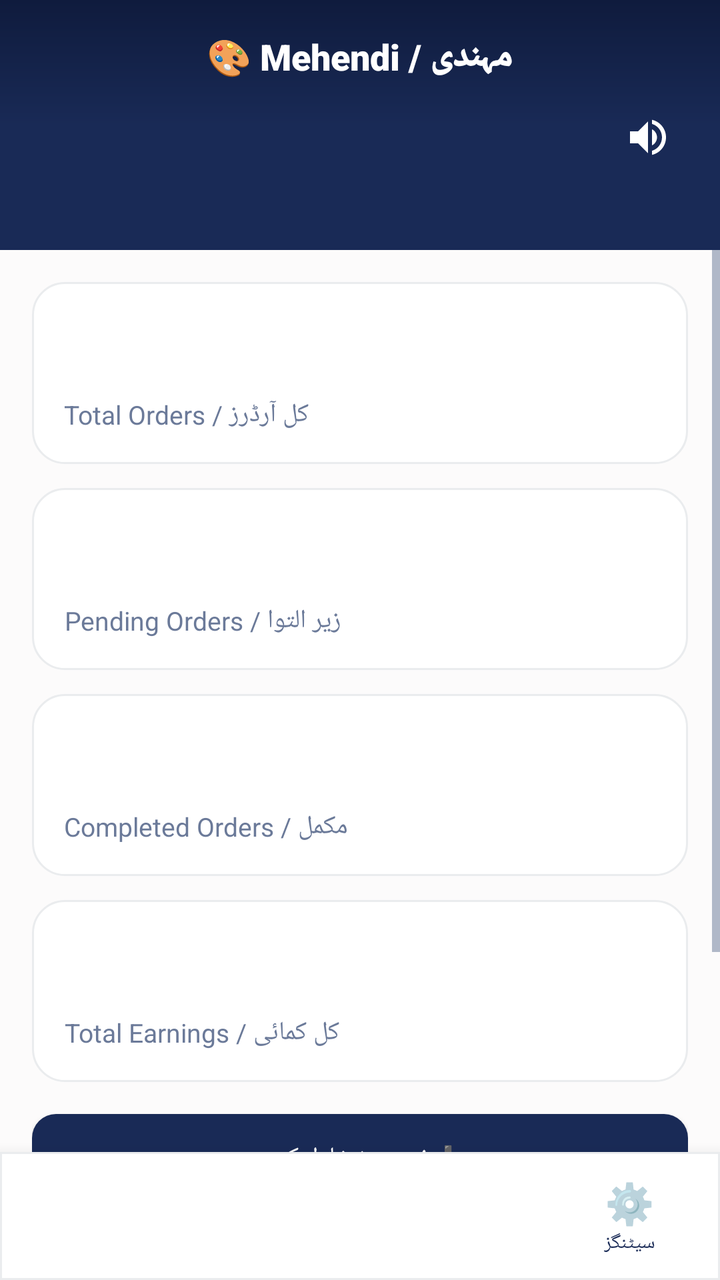
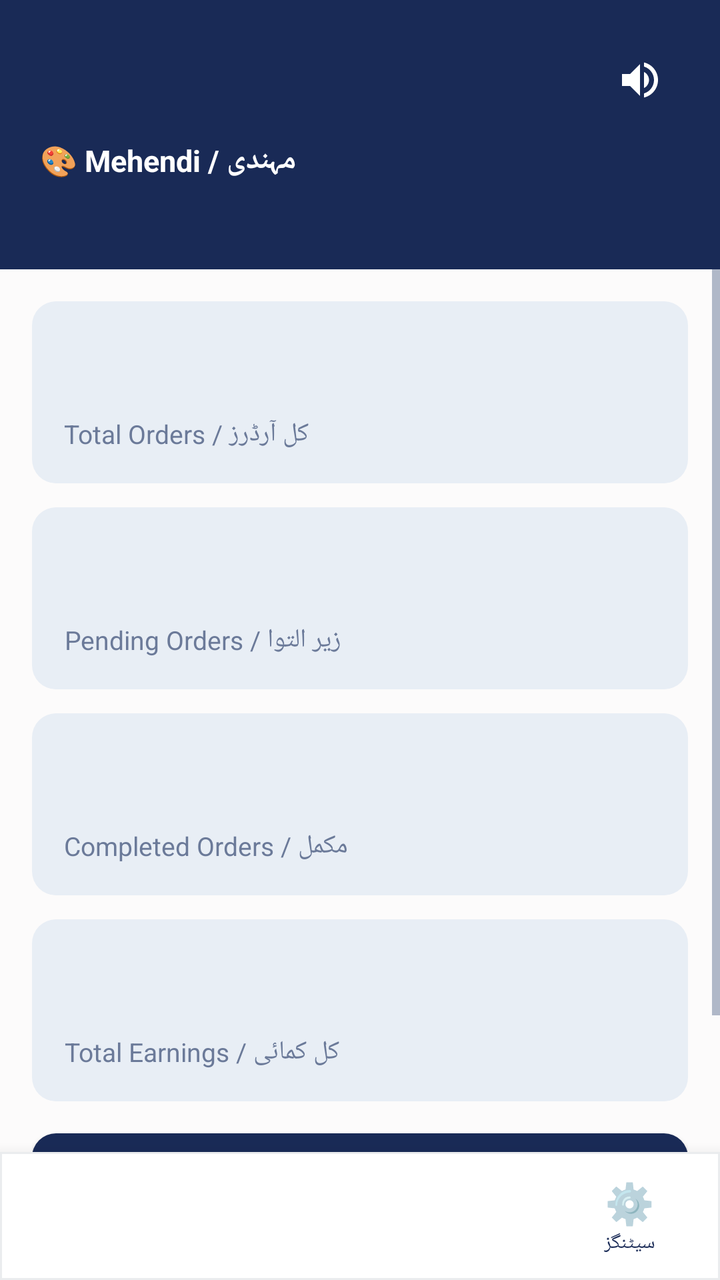

Compare the two renders of this Android layout. The source of the first and the diff that turns it into the second are given below.
<!-- AndroidManifest.xml: application theme Theme.SheEmpower -->
<!-- res/layout/activity_seller_dashboard.xml -->
<?xml version="1.0" encoding="utf-8"?>
<LinearLayout xmlns:android="http://schemas.android.com/apk/res/android"
    android:layout_width="match_parent"
    android:layout_height="match_parent"
    android:background="@color/background"
    android:orientation="vertical">

    <LinearLayout
        android:layout_width="match_parent"
        android:layout_height="0dp"
        android:layout_weight="1"
        android:orientation="vertical">

        
        <LinearLayout
            android:layout_width="match_parent"
            android:layout_height="wrap_content"
            android:background="@drawable/bg_skeu_header"
            android:padding="16dp"
            android:orientation="vertical">

            <TextView
                android:id="@+id/tvCategory"
                android:layout_width="wrap_content"
                android:layout_height="wrap_content"
                android:layout_gravity="center"
                android:textColor="#FFFFFF"
                android:textSize="18sp"
                android:fontFamily="sans-serif-black"
                android:text="🎨 Mehendi / مہندی" />

            <RelativeLayout
                android:layout_width="match_parent"
                android:layout_height="wrap_content"
                android:layout_marginTop="8dp">

                <TextView
                    android:id="@+id/tvWelcome"
                    android:layout_width="wrap_content"
                    android:layout_height="wrap_content"
                    android:textColor="#FFFFFF"
                    android:textSize="18sp"
                    android:fontFamily="sans-serif-bold" />

                <ImageButton
                    android:id="@+id/btnSpeaker"
                    android:layout_width="40dp"
                    android:layout_height="40dp"
                    android:layout_alignParentEnd="true"
                    android:layout_centerVertical="true"
                    android:background="?attr/selectableItemBackgroundBorderless"
                    android:src="@drawable/ic_speaker"
                    android:contentDescription="Speaker" />
            </RelativeLayout>

            <TextView
                android:id="@+id/tvStatus"
                android:layout_width="wrap_content"
                android:layout_height="wrap_content"
                android:textColor="@color/accent"
                android:textSize="12sp"
                android:fontFamily="sans-serif-medium"
                android:layout_marginTop="4dp" />
        </LinearLayout>

        
        <ScrollView
            android:layout_width="match_parent"
            android:layout_height="0dp"
            android:layout_weight="1">

            <LinearLayout
                android:layout_width="match_parent"
                android:layout_height="wrap_content"
                android:orientation="vertical"
                android:padding="16dp">

                
                <LinearLayout
                    android:layout_width="match_parent"
                    android:layout_height="wrap_content"
                    android:orientation="vertical"
                    android:background="@drawable/bg_skeu_card"
                    android:padding="16dp"
                    android:layout_marginBottom="12dp">

                    <TextView
                        android:id="@+id/tvTotalOrders"
                        android:layout_width="wrap_content"
                        android:layout_height="wrap_content"
                        android:textSize="28sp"
                        android:fontFamily="sans-serif-black"
                        android:textColor="@color/primary" />

                    <TextView
                        android:layout_width="wrap_content"
                        android:layout_height="wrap_content"
                        android:text="کل آرڈرز / Total Orders"
                        android:textSize="13sp"
                        android:textColor="@color/text_secondary"
                        android:layout_marginTop="4dp" />
                </LinearLayout>

                <LinearLayout
                    android:layout_width="match_parent"
                    android:layout_height="wrap_content"
                    android:orientation="vertical"
                    android:background="@drawable/bg_skeu_card"
                    android:padding="16dp"
                    android:layout_marginBottom="12dp">

                    <TextView
                        android:id="@+id/tvPendingOrders"
                        android:layout_width="wrap_content"
                        android:layout_height="wrap_content"
                        android:textSize="28sp"
                        android:fontFamily="sans-serif-black"
                        android:textColor="@color/warning_amber" />

                    <TextView
                        android:layout_width="wrap_content"
                        android:layout_height="wrap_content"
                        android:text="زیر التوا / Pending Orders"
                        android:textSize="13sp"
                        android:textColor="@color/text_secondary"
                        android:layout_marginTop="4dp" />
                </LinearLayout>

                <LinearLayout
                    android:layout_width="match_parent"
                    android:layout_height="wrap_content"
                    android:orientation="vertical"
                    android:background="@drawable/bg_skeu_card"
                    android:padding="16dp"
                    android:layout_marginBottom="12dp">

                    <TextView
                        android:id="@+id/tvCompletedOrders"
                        android:layout_width="wrap_content"
                        android:layout_height="wrap_content"
                        android:textSize="28sp"
                        android:fontFamily="sans-serif-black"
                        android:textColor="@color/success_green" />

                    <TextView
                        android:layout_width="wrap_content"
                        android:layout_height="wrap_content"
                        android:text="مکمل / Completed Orders"
                        android:textSize="13sp"
                        android:textColor="@color/text_secondary"
                        android:layout_marginTop="4dp" />
                </LinearLayout>

                <LinearLayout
                    android:layout_width="match_parent"
                    android:layout_height="wrap_content"
                    android:orientation="vertical"
                    android:background="@drawable/bg_skeu_card"
                    android:padding="16dp"
                    android:layout_marginBottom="16dp">

                    <TextView
                        android:id="@+id/tvEarnings"
                        android:layout_width="wrap_content"
                        android:layout_height="wrap_content"
                        android:textSize="28sp"
                        android:fontFamily="sans-serif-black"
                        android:textColor="@color/text_primary" />

                    <TextView
                        android:layout_width="wrap_content"
                        android:layout_height="wrap_content"
                        android:text="کل کمائی / Total Earnings"
                        android:textSize="13sp"
                        android:textColor="@color/text_secondary"
                        android:layout_marginTop="4dp" />
                </LinearLayout>

                
                <Button
                    android:id="@+id/btnAddProduct"
                    android:layout_width="match_parent"
                    android:layout_height="58dp"
                    android:layout_marginBottom="20dp"
                    android:background="@drawable/bg_skeu_button_primary"
                    android:gravity="center"
                    android:lines="2"
                    android:singleLine="false"
                    android:text="➕ نئی چیز شامل کریں\nADD PRODUCT"
                    android:textColor="#FFFFFF"
                    android:textSize="12sp"
                    android:fontFamily="sans-serif-bold" />

                
                <TextView
                    android:layout_width="wrap_content"
                    android:layout_height="wrap_content"
                    android:text="🛍️ آپ کی اشیاء / My Products"
                    android:textSize="17sp"
                    android:fontFamily="sans-serif-black"
                    android:textColor="@color/text_primary"
                    android:layout_marginBottom="10dp" />

                <TextView
                    android:id="@+id/tvNoProducts"
                    android:layout_width="match_parent"
                    android:layout_height="wrap_content"
                    android:text="ابھی تک کوئی چیز شامل نہیں کی / No products added yet"
                    android:gravity="center"
                    android:textColor="@color/text_secondary"
                    android:padding="20dp"
                    android:visibility="gone" />

                <androidx.recyclerview.widget.RecyclerView
                    android:id="@+id/rvMyProducts"
                    android:layout_width="match_parent"
                    android:layout_height="wrap_content"
                    android:nestedScrollingEnabled="false"
                    android:layout_marginBottom="20dp" />

            </LinearLayout>

        </ScrollView>

    </LinearLayout>

    <include
        layout="@layout/bottom_nav_bar"
        android:id="@+id/bottomNav"
        android:layout_width="match_parent"
        android:layout_height="64dp" />

</LinearLayout>
<!-- res/layout/bottom_nav_bar.xml (included above) -->
<?xml version="1.0" encoding="utf-8"?>
<LinearLayout
    xmlns:android="http://schemas.android.com/apk/res/android"
    android:id="@+id/bottomNav"
    android:layout_width="match_parent"
    android:layout_height="64dp"
    android:orientation="horizontal"
    android:background="@drawable/bg_skeu_nav"
    android:elevation="12dp">

    
    <LinearLayout
        android:id="@+id/navItem1"
        android:layout_width="0dp"
        android:layout_height="match_parent"
        android:layout_weight="1"
        android:orientation="vertical"
        android:gravity="center"
        android:clickable="true"
        android:focusable="true">

        <TextView
            android:id="@+id/navIcon1"
            android:layout_width="wrap_content"
            android:layout_height="wrap_content"
            android:textSize="20sp"/>

        <TextView
            android:id="@+id/navLabel1"
            android:layout_width="wrap_content"
            android:layout_height="wrap_content"
            android:textSize="10sp"
            android:textColor="@color/text_primary"/>

    </LinearLayout>

    
    <LinearLayout
        android:id="@+id/navItem2"
        android:layout_width="0dp"
        android:layout_height="match_parent"
        android:layout_weight="1"
        android:orientation="vertical"
        android:gravity="center"
        android:clickable="true"
        android:focusable="true">

        <TextView
            android:id="@+id/navIcon2"
            android:layout_width="wrap_content"
            android:layout_height="wrap_content"
            android:textSize="20sp"/>

        <TextView
            android:id="@+id/navLabel2"
            android:layout_width="wrap_content"
            android:layout_height="wrap_content"
            android:textSize="10sp"
            android:textColor="@color/text_primary"/>

    </LinearLayout>

    
    <LinearLayout
        android:id="@+id/navItem3"
        android:layout_width="0dp"
        android:layout_height="match_parent"
        android:layout_weight="1"
        android:orientation="vertical"
        android:gravity="center"
        android:clickable="true"
        android:focusable="true">

        <TextView
            android:id="@+id/navIcon3"
            android:layout_width="wrap_content"
            android:layout_height="wrap_content"
            android:textSize="20sp"/>

        <TextView
            android:id="@+id/navLabel3"
            android:layout_width="wrap_content"
            android:layout_height="wrap_content"
            android:textSize="10sp"
            android:textColor="@color/text_primary"/>

    </LinearLayout>

    
    <LinearLayout
        android:id="@+id/navItem4"
        android:layout_width="0dp"
        android:layout_height="match_parent"
        android:layout_weight="1"
        android:orientation="vertical"
        android:gravity="center"
        android:clickable="true"
        android:focusable="true">

        <TextView
            android:id="@+id/navIcon4"
            android:layout_width="wrap_content"
            android:layout_height="wrap_content"
            android:text="⚙️"
            android:textSize="20sp"/>

        <TextView
            android:id="@+id/navLabel4"
            android:layout_width="wrap_content"
            android:layout_height="wrap_content"
            android:text="سیٹنگز"
            android:textSize="10sp"
            android:textColor="@color/text_primary"/>

    </LinearLayout>

</LinearLayout>
<!-- resources referenced by this layout -->
<resources>
  <color name="accent">#F7D794</color>
  <color name="background">#FCFBFB</color>
  <color name="primary">#192A56</color>
  <color name="success_green">#2ECC71</color>
  <color name="text_primary">#192A56</color>
  <color name="text_secondary">#6B7A99</color>
  <color name="warning_amber">#F39C12</color>
  <!-- drawable bg_skeu_button_primary (drawable) -->
  <?xml version="1.0" encoding="utf-8"?>
  <shape xmlns:android="http://schemas.android.com/apk/res/android"
      android:shape="rectangle">
      <solid android:color="@color/midnight_navy" />
      <corners android:radius="12dp" />
  </shape>
  <!-- drawable bg_skeu_card (drawable) -->
  <?xml version="1.0" encoding="utf-8"?>
  <shape xmlns:android="http://schemas.android.com/apk/res/android"
      android:shape="rectangle">
      <solid android:color="@color/white" />
      <corners android:radius="16dp" />
      <stroke android:color="@color/card_border" android:width="1dp" />
  </shape>
  <!-- drawable bg_skeu_header (drawable) -->
  <?xml version="1.0" encoding="utf-8"?>
  <shape xmlns:android="http://schemas.android.com/apk/res/android"
      android:shape="rectangle">
      <gradient
          android:startColor="#0F1B3D"
          android:centerColor="#192A56"
          android:endColor="#192A56"
          android:angle="270" />
  </shape>
  <!-- drawable bg_skeu_nav (drawable) -->
  <?xml version="1.0" encoding="utf-8"?>
  <shape xmlns:android="http://schemas.android.com/apk/res/android"
      android:shape="rectangle">
      <solid android:color="@color/white" />
      <stroke android:color="@color/card_border" android:width="1dp" />
  </shape>
  <!-- drawable ic_speaker (drawable) -->
  <?xml version="1.0" encoding="utf-8"?>
  <vector xmlns:android="http://schemas.android.com/apk/res/android"
      android:width="24dp"
      android:height="24dp"
      android:viewportWidth="24"
      android:viewportHeight="24">
      <path
          android:fillColor="#FFFFFF"
          android:pathData="M3,9v6h4l5,5V4L7,9H3zm13.5,3c0-1.77-1.02-3.29-2.5-4.03v8.05c1.48-0.73,2.5-2.25,2.5-4.02zM14,3.23v2.06c2.89,0.86,5,3.54,5,6.71s-2.11,5.85-5,6.71v2.06c4.01-0.91,7-4.49,7-8.77s-2.99-7.86-7-8.77z"/>
  </vector>
  <style name="Theme.SheEmpower" parent="Theme.AppCompat.Light.NoActionBar">
          <item name="colorPrimary">@color/primary</item>
          <item name="colorPrimaryDark">@color/primary_dark</item>
          <item name="colorAccent">@color/accent</item>
          <item name="android:windowBackground">@color/background</item>
          <item name="android:colorBackground">@color/background</item>
          <item name="android:textColorPrimary">@color/text_primary</item>
          <item name="android:textColorSecondary">@color/text_secondary</item>
          <item name="android:statusBarColor">@color/primary_dark</item>
      </style>
  <color name="midnight_navy">#192A56</color>
  <color name="white">#FFFFFF</color>
  <color name="card_border">#EAECEE</color>
  <color name="primary_dark">#0F1B3D</color>
</resources>

<!-- the commit's change to res/layout/activity_seller_dashboard.xml (unified diff, before → after) -->
@@ -1,46 +1,34 @@
 <?xml version="1.0" encoding="utf-8"?>
 <LinearLayout xmlns:android="http://schemas.android.com/apk/res/android"
-    android:layout_width="match_parent"
-    android:layout_height="match_parent"
-    android:background="@color/background"
+    android:layout_width="match_parent" android:layout_height="match_parent"
+    android:background="?android:attr/windowBackground"
     android:orientation="vertical">
 
     <LinearLayout
-        android:layout_width="match_parent"
-        android:layout_height="0dp"
-        android:layout_weight="1"
+        android:layout_width="match_parent" android:layout_height="0dp" android:layout_weight="1"
         android:orientation="vertical">
 
+        
+        
         
         <LinearLayout
             android:layout_width="match_parent"
             android:layout_height="wrap_content"
-            android:background="@drawable/bg_skeu_header"
-            android:padding="16dp"
+            android:background="@color/primary"
+            android:padding="20dp"
             android:orientation="vertical">
-
-            <TextView
-                android:id="@+id/tvCategory"
-                android:layout_width="wrap_content"
-                android:layout_height="wrap_content"
-                android:layout_gravity="center"
-                android:textColor="#FFFFFF"
-                android:textSize="18sp"
-                android:fontFamily="sans-serif-black"
-                android:text="🎨 Mehendi / مہندی" />
 
             <RelativeLayout
                 android:layout_width="match_parent"
-                android:layout_height="wrap_content"
-                android:layout_marginTop="8dp">
+                android:layout_height="wrap_content">
 
                 <TextView
                     android:id="@+id/tvWelcome"
                     android:layout_width="wrap_content"
                     android:layout_height="wrap_content"
                     android:textColor="#FFFFFF"
-                    android:textSize="18sp"
-                    android:fontFamily="sans-serif-bold" />
+                    android:textSize="20sp"
+                    android:textStyle="bold" />
 
                 <ImageButton
                     android:id="@+id/btnSpeaker"
@@ -54,15 +42,27 @@
             </RelativeLayout>
 
             <TextView
+                android:id="@+id/tvCategory"
+                android:layout_width="match_parent"
+                android:layout_height="wrap_content"
+                android:textColor="#FFFFFF"
+                android:textSize="15sp"
+                android:textStyle="bold"
+                android:lineSpacingExtra="4dp"
+                android:layout_marginTop="10dp"
+                android:text="🎨 Mehendi / مہندی" />
+
+            <TextView
                 android:id="@+id/tvStatus"
                 android:layout_width="wrap_content"
                 android:layout_height="wrap_content"
                 android:textColor="@color/accent"
                 android:textSize="12sp"
-                android:fontFamily="sans-serif-medium"
-                android:layout_marginTop="4dp" />
+                android:layout_marginTop="8dp" />
         </LinearLayout>
 
+        
+        
         
         <ScrollView
             android:layout_width="match_parent"
@@ -76,22 +76,24 @@
                 android:padding="16dp">
 
                 
+                
+                
+
+                
                 <LinearLayout
                     android:layout_width="match_parent"
                     android:layout_height="wrap_content"
                     android:orientation="vertical"
-                    android:background="@drawable/bg_skeu_card"
+                    android:background="@drawable/bg_rounded_pink_light"
                     android:padding="16dp"
                     android:layout_marginBottom="12dp">
-
                     <TextView
                         android:id="@+id/tvTotalOrders"
                         android:layout_width="wrap_content"
                         android:layout_height="wrap_content"
                         android:textSize="28sp"
-                        android:fontFamily="sans-serif-black"
+                        android:textStyle="bold"
                         android:textColor="@color/primary" />
-
                     <TextView
                         android:layout_width="wrap_content"
                         android:layout_height="wrap_content"
@@ -101,22 +103,21 @@
                         android:layout_marginTop="4dp" />
                 </LinearLayout>
 
+                
                 <LinearLayout
                     android:layout_width="match_parent"
                     android:layout_height="wrap_content"
                     android:orientation="vertical"
-                    android:background="@drawable/bg_skeu_card"
+                    android:background="@drawable/bg_rounded_pink_light"
                     android:padding="16dp"
                     android:layout_marginBottom="12dp">
-
                     <TextView
                         android:id="@+id/tvPendingOrders"
                         android:layout_width="wrap_content"
                         android:layout_height="wrap_content"
                         android:textSize="28sp"
-                        android:fontFamily="sans-serif-black"
+                        android:textStyle="bold"
                         android:textColor="@color/warning_amber" />
-
                     <TextView
                         android:layout_width="wrap_content"
                         android:layout_height="wrap_content"
@@ -126,22 +127,21 @@
                         android:layout_marginTop="4dp" />
                 </LinearLayout>
 
+                
                 <LinearLayout
                     android:layout_width="match_parent"
                     android:layout_height="wrap_content"
                     android:orientation="vertical"
-                    android:background="@drawable/bg_skeu_card"
+                    android:background="@drawable/bg_rounded_pink_light"
                     android:padding="16dp"
                     android:layout_marginBottom="12dp">
-
                     <TextView
                         android:id="@+id/tvCompletedOrders"
                         android:layout_width="wrap_content"
                         android:layout_height="wrap_content"
                         android:textSize="28sp"
-                        android:fontFamily="sans-serif-black"
+                        android:textStyle="bold"
                         android:textColor="@color/success_green" />
-
                     <TextView
                         android:layout_width="wrap_content"
                         android:layout_height="wrap_content"
@@ -151,22 +151,21 @@
                         android:layout_marginTop="4dp" />
                 </LinearLayout>
 
+                
                 <LinearLayout
                     android:layout_width="match_parent"
                     android:layout_height="wrap_content"
                     android:orientation="vertical"
-                    android:background="@drawable/bg_skeu_card"
+                    android:background="@drawable/bg_rounded_pink_light"
                     android:padding="16dp"
                     android:layout_marginBottom="16dp">
-
                     <TextView
                         android:id="@+id/tvEarnings"
                         android:layout_width="wrap_content"
                         android:layout_height="wrap_content"
                         android:textSize="28sp"
-                        android:fontFamily="sans-serif-black"
-                        android:textColor="@color/text_primary" />
-
+                        android:textStyle="bold"
+                        android:textColor="@color/primary" />
                     <TextView
                         android:layout_width="wrap_content"
                         android:layout_height="wrap_content"
@@ -177,11 +176,13 @@
                 </LinearLayout>
 
                 
+                
+                
                 <Button
                     android:id="@+id/btnAddProduct"
                     android:layout_width="match_parent"
                     android:layout_height="58dp"
-                    android:layout_marginBottom="20dp"
+                    android:layout_marginBottom="8dp"
                     android:background="@drawable/bg_skeu_button_primary"
                     android:gravity="center"
                     android:lines="2"
@@ -189,34 +190,25 @@
                     android:text="➕ نئی چیز شامل کریں\nADD PRODUCT"
                     android:textColor="#FFFFFF"
                     android:textSize="12sp"
-                    android:fontFamily="sans-serif-bold" />
-
-                
-                <TextView
-                    android:layout_width="wrap_content"
-                    android:layout_height="wrap_content"
-                    android:text="🛍️ آپ کی اشیاء / My Products"
-                    android:textSize="17sp"
-                    android:fontFamily="sans-serif-black"
-                    android:textColor="@color/text_primary"
-                    android:layout_marginBottom="10dp" />
+                    android:textStyle="bold" />
 
                 <TextView
                     android:id="@+id/tvNoProducts"
                     android:layout_width="match_parent"
                     android:layout_height="wrap_content"
-                    android:text="ابھی تک کوئی چیز شامل نہیں کی / No products added yet"
+                    android:layout_marginTop="16dp"
                     android:gravity="center"
+                    android:text="کوئی پروڈکٹ موجود نہیں\nNo products added yet"
                     android:textColor="@color/text_secondary"
-                    android:padding="20dp"
+                    android:textSize="14sp"
                     android:visibility="gone" />
 
                 <androidx.recyclerview.widget.RecyclerView
                     android:id="@+id/rvMyProducts"
                     android:layout_width="match_parent"
                     android:layout_height="wrap_content"
-                    android:nestedScrollingEnabled="false"
-                    android:layout_marginBottom="20dp" />
+                    android:layout_marginTop="8dp"
+                    android:nestedScrollingEnabled="false" />
 
             </LinearLayout>
 
@@ -224,6 +216,9 @@
 
     </LinearLayout>
 
+    
+    
+    
     <include
         layout="@layout/bottom_nav_bar"
         android:id="@+id/bottomNav"
<!-- resource entries referenced after the edit -->
@@ -7,30 +7,19 @@
   <color name="text_primary">#192A56</color>
   <color name="text_secondary">#6B7A99</color>
   <color name="warning_amber">#F39C12</color>
+  <!-- drawable bg_rounded_pink_light (drawable) -->
+  <?xml version="1.0" encoding="utf-8"?>
+  <shape xmlns:android="http://schemas.android.com/apk/res/android"
+      android:shape="rectangle">
+      <solid android:color="#E8EEF5" />
+      <corners android:radius="12dp" />
+  </shape>
   <!-- drawable bg_skeu_button_primary (drawable) -->
   <?xml version="1.0" encoding="utf-8"?>
   <shape xmlns:android="http://schemas.android.com/apk/res/android"
       android:shape="rectangle">
       <solid android:color="@color/midnight_navy" />
       <corners android:radius="12dp" />
-  </shape>
-  <!-- drawable bg_skeu_card (drawable) -->
-  <?xml version="1.0" encoding="utf-8"?>
-  <shape xmlns:android="http://schemas.android.com/apk/res/android"
-      android:shape="rectangle">
-      <solid android:color="@color/white" />
-      <corners android:radius="16dp" />
-      <stroke android:color="@color/card_border" android:width="1dp" />
-  </shape>
-  <!-- drawable bg_skeu_header (drawable) -->
-  <?xml version="1.0" encoding="utf-8"?>
-  <shape xmlns:android="http://schemas.android.com/apk/res/android"
-      android:shape="rectangle">
-      <gradient
-          android:startColor="#0F1B3D"
-          android:centerColor="#192A56"
-          android:endColor="#192A56"
-          android:angle="270" />
   </shape>
   <!-- drawable bg_skeu_nav (drawable) -->
   <?xml version="1.0" encoding="utf-8"?>
